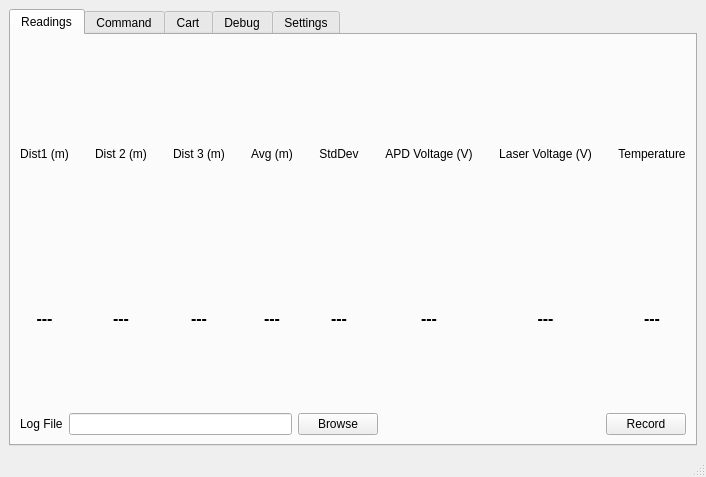
First picture: the form in tf03_test/main_window.ui, repository codincodee/tf0x_dev, before the edit.
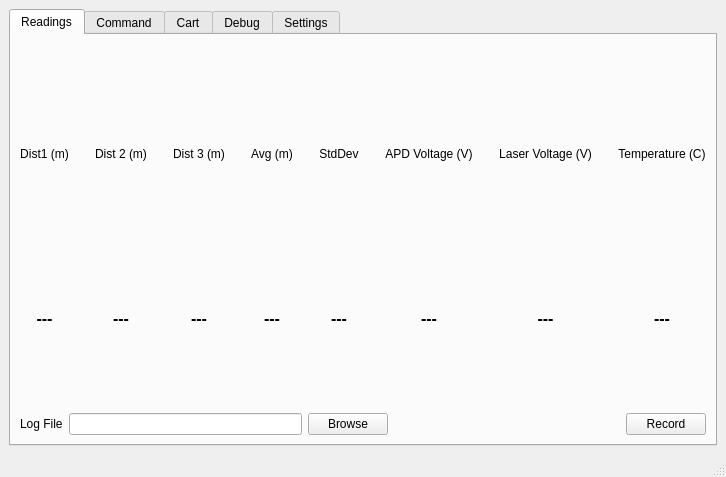
Second picture: the form after the edit. The open tabs and pages were chosen to show the change.

```diff
--- a/tf03_test/main_window.ui
+++ b/tf03_test/main_window.ui
@@ -118,7 +118,7 @@
               <item row="0" column="14">
                <widget class="QLabel" name="label_34">
                 <property name="text">
-                 <string>Temperature</string>
+                 <string>Temperature (C)</string>
                 </property>
                 <property name="alignment">
                  <set>Qt::AlignCenter</set>
```
Left out of the diff: 2 changed lines with no effect on the pictures.
